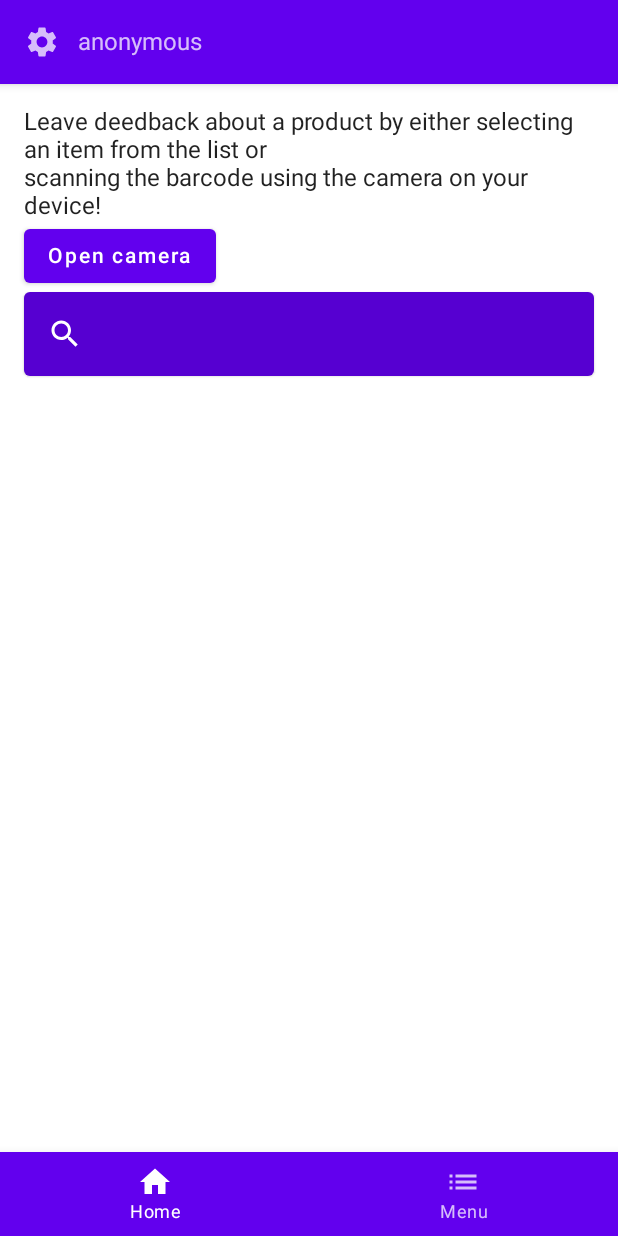
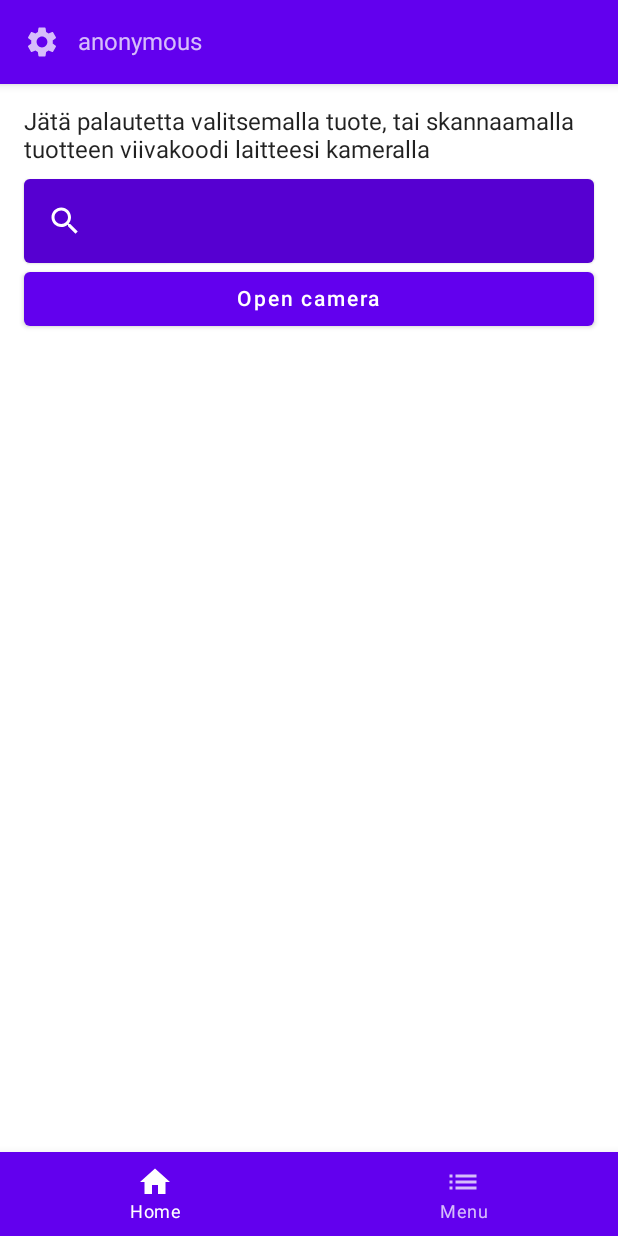
Before and after one commit to teemueer/CustomerFeedbackApp, an Android app built with Jetpack Compose: the FeedbackView screen opened through its navigation route, on a phone screen of 412 x 824 dp. Run offline under Robolectric (Android 15) with nearby library versions, the phone set to English and light mode, and no system bars; our stand-ins replace Firebase (no records; nobody signed in at launch, a user with empty details on screens opened directly), livedata-compose; 1 statement that could not run was skipped.

Commit message:
UI Improvements!

```diff
--- a/app/src/main/java/com/example/customerfeedbackapp/MainActivity.kt
+++ b/app/src/main/java/com/example/customerfeedbackapp/MainActivity.kt
@@ -7,10 +7,12 @@ import androidx.activity.viewModels
 import androidx.compose.foundation.layout.Arrangement
 import androidx.compose.foundation.layout.Column
 import androidx.compose.foundation.layout.fillMaxSize
+import androidx.compose.foundation.layout.padding
 import androidx.compose.material.Scaffold
 import androidx.compose.runtime.Composable
 import androidx.compose.ui.Alignment
 import androidx.compose.ui.Modifier
+import androidx.compose.ui.unit.dp
 import androidx.navigation.compose.NavHost
 import androidx.navigation.compose.composable
 import androidx.navigation.compose.rememberNavController
@@ -56,7 +58,8 @@ fun CustomerFeedbackApp(
     ) {
         Column(
             modifier = Modifier
-                .fillMaxSize(),
+                .fillMaxSize()
+                .padding(bottom = 50.dp),
             horizontalAlignment = Alignment.CenterHorizontally,
             verticalArrangement = Arrangement.Top
         )
--- a/app/src/main/java/com/example/customerfeedbackapp/screens/customer/FeedbackView.kt
+++ b/app/src/main/java/com/example/customerfeedbackapp/screens/customer/FeedbackView.kt
@@ -3,14 +3,17 @@ package com.example.customerfeedbackapp.screens.customer
 import android.Manifest
 import androidx.activity.compose.rememberLauncherForActivityResult
 import androidx.activity.result.contract.ActivityResultContracts
-import androidx.compose.foundation.layout.Column
-import androidx.compose.foundation.layout.fillMaxSize
-import androidx.compose.foundation.layout.padding
+import androidx.compose.foundation.layout.*
 import androidx.compose.material.Button
+import androidx.compose.material.Icon
+import androidx.compose.material.MaterialTheme
 import androidx.compose.material.Text
+import androidx.compose.material.icons.Icons
+import androidx.compose.material.icons.filled.Add
 import androidx.compose.runtime.*
 import androidx.compose.ui.Modifier
 import androidx.compose.ui.text.input.TextFieldValue
+import androidx.compose.ui.unit.Dp
 import androidx.compose.ui.unit.dp
 import androidx.lifecycle.viewmodel.compose.viewModel
 import androidx.navigation.NavController
@@ -18,35 +21,49 @@ import com.example.customerfeedbackapp.permissions.PermissionViewModel
 import com.example.customerfeedbackapp.screens.camera.CameraView
 
 @Composable
-fun FeedbackView(productViewModel: ProductViewModel, navController: NavController){
+fun FeedbackView(productViewModel: ProductViewModel, navController: NavController) {
     val textState = remember { mutableStateOf(TextFieldValue("")) }
     val viewModel = viewModel<PermissionViewModel>()
 
     val cameraPermissionresultLauncher = rememberLauncherForActivityResult(
         contract = ActivityResultContracts.RequestPermission(),
-        onResult = {isGranted ->
+        onResult = { isGranted ->
             viewModel.onPermissionResult(
                 permission = Manifest.permission.CAMERA,
                 isGranted = isGranted
             )
         }
     )
-    Column(modifier = Modifier
+    Column(
+        modifier = Modifier
             .padding(16.dp)
-        .fillMaxSize()) {
-            Text(text = "Leave deedback about a product by either selecting an item from the list or")
-            Text(text = "scanning the barcode using the camera on your device!")
+            .fillMaxSize()
+    ) {
+        Column() {
+            Text(text = "Jätä palautetta valitsemalla tuote, tai skannaamalla tuotteen viivakoodi laitteesi kameralla",
+                )
+        }
+        Spacer(modifier = Modifier.height(10.dp))
+        SearchView(state = textState)
         Button(onClick = {
             cameraPermissionresultLauncher.launch(
                 Manifest.permission.CAMERA
             )
             navController.navigate("CameraView")
-            }) {
+        }, modifier = Modifier.fillMaxWidth()) {
             Text(text = "Open camera")
         }
-            SearchView(state = textState )
-            ProductList(navController = navController, productViewModel = productViewModel, state = textState, true)
+        Column(modifier = Modifier
+            .heightIn(min = Dp.Unspecified, max = 550.dp)
+            .padding(bottom = 10.dp)) {
+            ProductList(
+                navController = navController,
+                productViewModel = productViewModel,
+                state = textState,
+                true
+            )
 
+        }
 
 
     }
```
Also changed, not shown: app/src/main/java/com/example/customerfeedbackapp/screens/camera/CameraView.kt (+5 -3 lines), app/src/main/java/com/example/customerfeedbackapp/screens/customer/FeedbackFormView.kt (+19 -8 lines), app/src/main/java/com/example/customerfeedbackapp/screens/customer/SingleProduct.kt (+123 -28 lines). Lines whose indentation alone changed are shown as unchanged.
